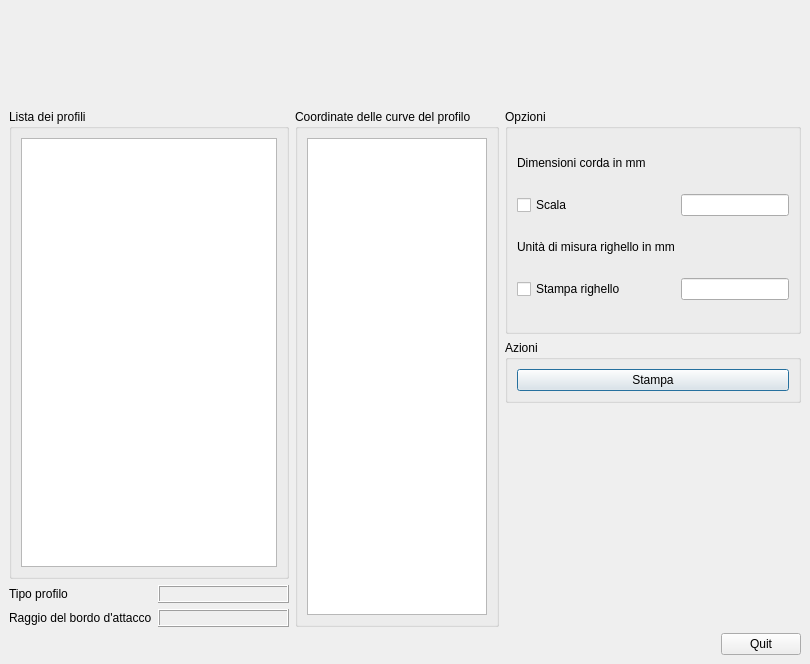
The window that bulb/mainwin.ui (BackupTheBerlios/sailforlinux-svn) describes before a commit, drawn with Qt 5.
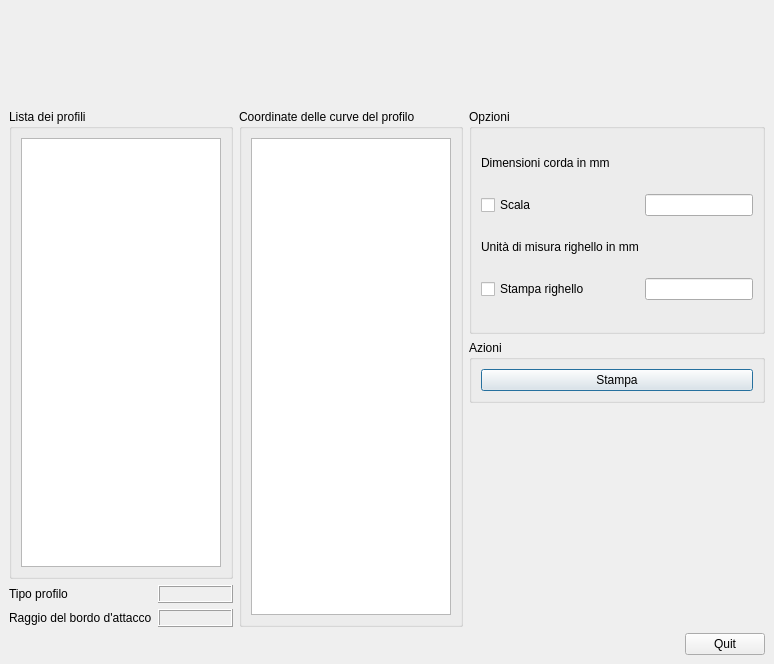
The same window after the commit.

Commit message: Change in the UI, start to write code ;-)

Diff of the .ui file:
```diff
--- a/bulb/mainwin.ui
+++ b/bulb/mainwin.ui
@@ -93,16 +93,7 @@
            <number>6</number>
           </property>
           <item>
-           <widget class="QListView" name="listView" >
-            <property name="sizePolicy" >
-             <sizepolicy>
-              <hsizetype>3</hsizetype>
-              <vsizetype>7</vsizetype>
-              <horstretch>0</horstretch>
-              <verstretch>0</verstretch>
-             </sizepolicy>
-            </property>
-           </widget>
+           <widget class="QListWidget" name="L_ProfileList" />
           </item>
          </layout>
         </widget>
```
Left out of the diff: 14 changed lines with no effect on the pictures. The commit also changes 2 other files.
